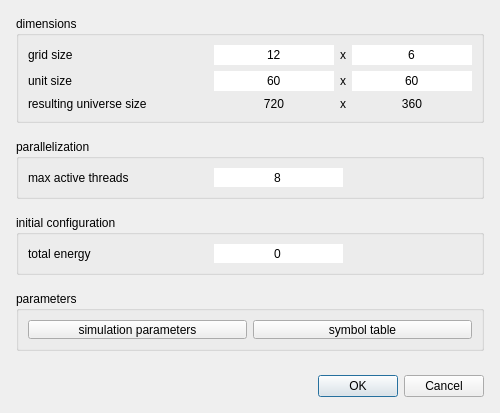
The window that source/Gui/Dialogs/NewSimulationDialog.ui (chrxh/alien) describes before a commit, drawn with Qt 5.
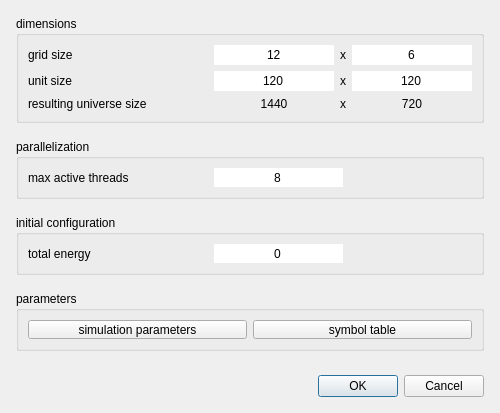
The same window after the commit.

Commit message: simulation parameter validation also in ComputationGridDialog

Diff of the .ui file:
```diff
--- a/source/Gui/Dialogs/NewSimulationDialog.ui
+++ b/source/Gui/Dialogs/NewSimulationDialog.ui
@@ -151,7 +151,7 @@
       <item row="1" column="1">
        <widget class="QLineEdit" name="unitSizeXEdit">
         <property name="text">
-         <string>60</string>
+         <string>120</string>
         </property>
         <property name="frame">
          <bool>false</bool>
@@ -171,7 +171,7 @@
       <item row="1" column="3">
        <widget class="QLineEdit" name="unitSizeYEdit">
         <property name="text">
-         <string>60</string>
+         <string>120</string>
         </property>
         <property name="frame">
          <bool>false</bool>
@@ -207,7 +207,7 @@
       <item row="2" column="1">
        <widget class="QLabel" name="universeSizeXLabel">
         <property name="text">
-         <string>720</string>
+         <string>1440</string>
         </property>
         <property name="alignment">
          <set>Qt::AlignCenter</set>
@@ -217,7 +217,7 @@
       <item row="2" column="3">
        <widget class="QLabel" name="universeSizeYLabel">
         <property name="text">
-         <string>360</string>
+         <string>720</string>
         </property>
         <property name="alignment">
          <set>Qt::AlignCenter</set>
```
The commit also changes 6 other files.
